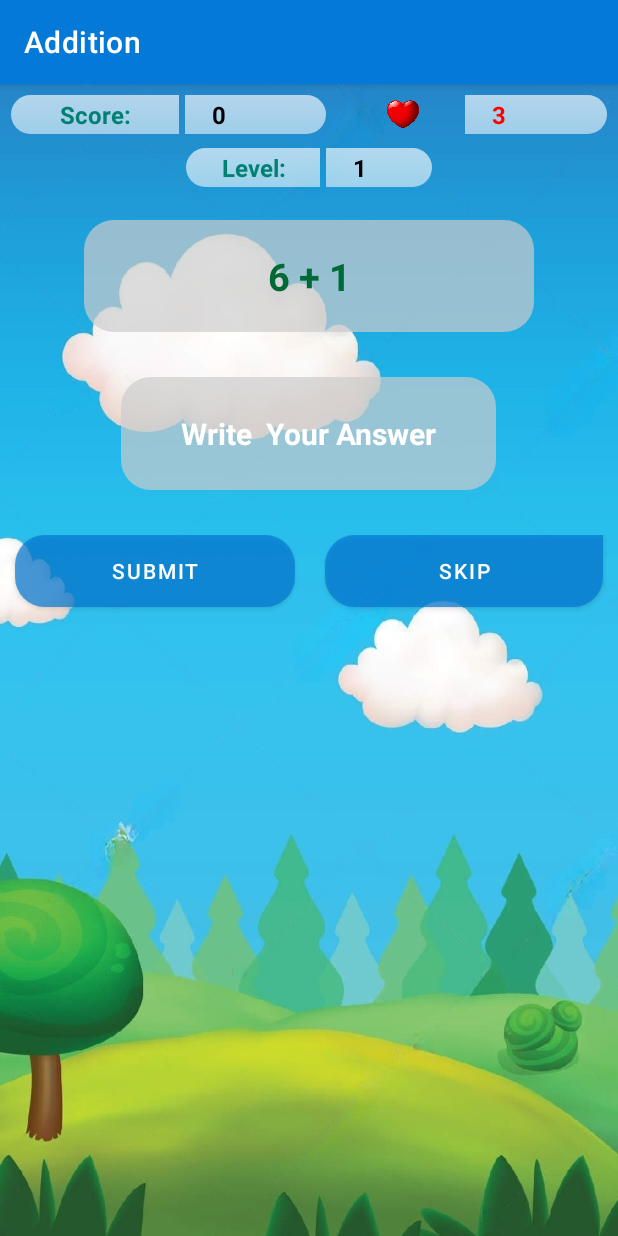
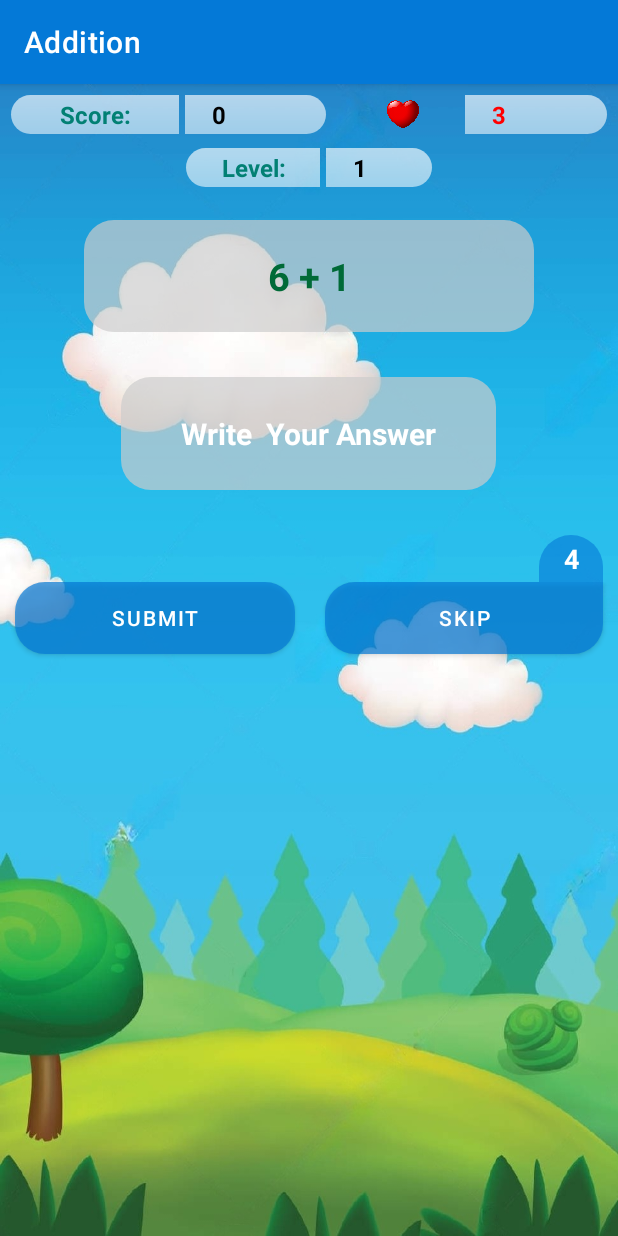
Before and after one commit to manash33pratim/MathGame, an Android app: the Add screen opened directly, with no data from a screen before it, after a tap on "SKIP", on a phone screen of 412 x 824 dp. Run offline under Robolectric (Android 15) with nearby library versions, the phone set to English and light mode, and no system bars.

Commit message:
adding skip limitation

```diff
--- a/app/src/main/java/com/manash/mathgame/Add.kt
+++ b/app/src/main/java/com/manash/mathgame/Add.kt
@@ -36,7 +36,7 @@
     lateinit var buttonNext : Button
     lateinit var answerView: TextView
 
-   // lateinit var skipNumber: TextView
+    lateinit var skipNumber: TextView
 
     var correctAnswer = 0
     var userScore = 0
@@ -45,7 +45,7 @@
     var number2=0
     var activity=1
 
-  //  var skip=5
+   var skip=5
 
 
 
@@ -65,7 +65,7 @@
         buttonNext = findViewById(R.id.buttonNext)
         answerView=findViewById(R.id.answerView)
 
-       // skipNumber=findViewById(R.id.skipNumber)
+        skipNumber=findViewById(R.id.skipNumber)
 
         //-----------animation-------------------
         val image=findViewById<ImageView>(R.id.lifeImage)
@@ -89,7 +89,7 @@
             }
             else{
 
-             //   skipNumber.visibility=View.INVISIBLE
+              skipNumber.visibility=View.INVISIBLE
                 val userAnswer = input.toInt()
                 if (userAnswer == correctAnswer){
                     userScore += 10
@@ -153,7 +153,7 @@
                     answerView.text="Correct Answer is \n$number1+$number2=$correctAnswer"
                     textLife.text = userLife.toString()
                     buttonNext.visibility=View.VISIBLE
-                        //        skipNumber.visibility=View.INVISIBLE
+                               skipNumber.visibility=View.INVISIBLE
                     buttonNext.text="NEXT"
                 }
 
@@ -164,19 +164,19 @@
 
         buttonNext.setOnClickListener {
 
-//            if(buttonNext.text=="SKIP"){
-//                skipNumber.visibility=View.VISIBLE
-//            }
-//            if(skip>1 && buttonNext.text=="SKIP"){
-//            skip--
-//                buttonNext.visibility=View.VISIBLE
-//                skipNumber.visibility=View.VISIBLE
-//            skipNumber.text=skip.toString()}
-//            else if (skip<=1){
-//                skipNumber.visibility=View.INVISIBLE
-//                buttonNext.visibility=View.INVISIBLE
-//                skip=0
-//            }
+            if(buttonNext.text=="SKIP"){
+                skipNumber.visibility=View.VISIBLE
+            }
+            if(skip>1 && buttonNext.text=="SKIP"){
+            skip--
+                buttonNext.visibility=View.VISIBLE
+                skipNumber.visibility=View.VISIBLE
+            skipNumber.text=skip.toString()}
+            else if (skip<=1){
+                skipNumber.visibility=View.INVISIBLE
+                buttonNext.visibility=View.INVISIBLE
+                skip=0
+            }
 
             answerView.text=""
 
@@ -246,9 +246,9 @@
         answerView.visibility=View.INVISIBLE
 
         buttonNext.text="SKIP"
-//        if (skip>0) {
-//            skipNumber.visibility = View.VISIBLE
-//        }
+        if (skip>0) {
+            skipNumber.visibility = View.VISIBLE
+        }
         textQuestion.text = "$number1 + $number2"
         correctAnswer = number1 + number2
 
--- a/app/src/main/res/layout/add.xml
+++ b/app/src/main/res/layout/add.xml
@@ -146,10 +146,11 @@
         android:textColorHint="@color/white"
         android:textSize="20sp" />
     <LinearLayout
+        android:layout_marginTop="30dp"
         android:layout_width="match_parent"
         android:layout_height="wrap_content"
         android:gravity="end">
-        <!--<TextView
+        <TextView
             android:id="@+id/skipNumber"
             android:layout_width="wrap_content"
             android:layout_height="match_parent"
@@ -164,11 +165,11 @@
             android:background="@drawable/skipnumber"
             android:gravity="center"
             android:textSize="18sp"
-            /> -->
+            />
     </LinearLayout>
 
     <LinearLayout
-        android:layout_marginTop="30dp"
+
         android:layout_width="match_parent"
         android:layout_height="wrap_content"
         android:orientation="horizontal">
```
